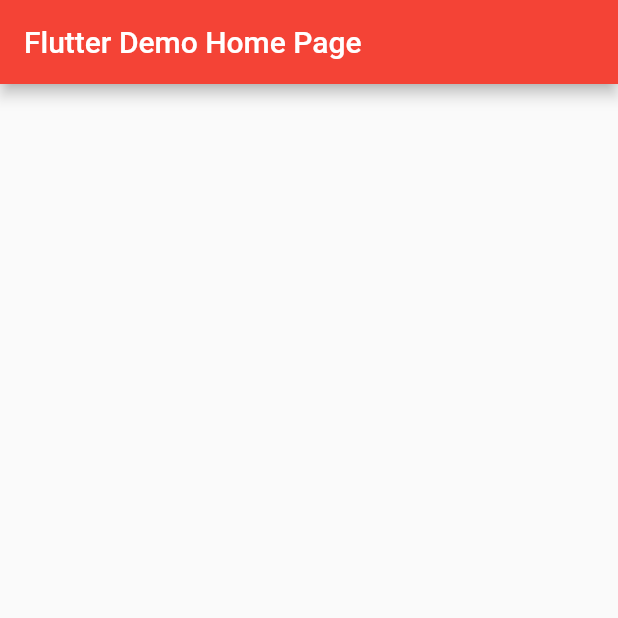
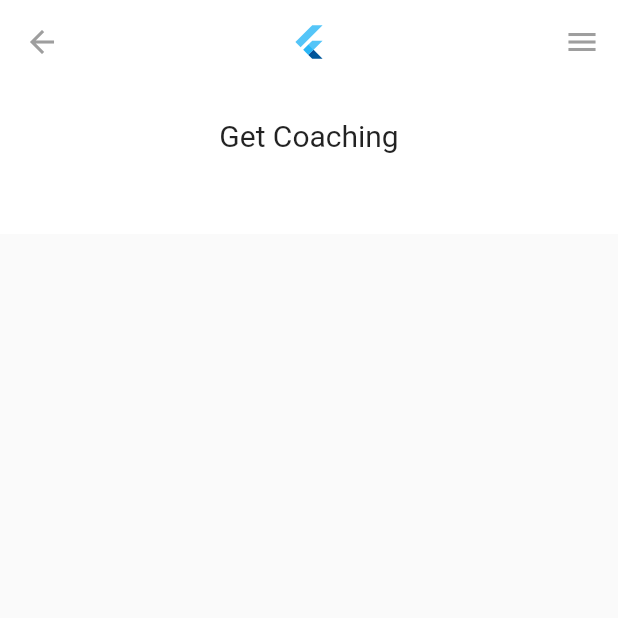
Before and after one commit to hunnain/FlutterPractise, a Flutter app: the screen it shows after launch, on a phone screen of 412 x 824 dp, the top half of it. Run offline on Flutter 3.47's test engine with Material 2 defaults, Android fonts, the phone set to English and light mode, and no system bars; Roboto replaces fonts that are missing (Montserrat).

Commit message:
Main File

```diff
--- a/UI1/app1/lib/main.dart
+++ b/UI1/app1/lib/main.dart
@@ -18,7 +18,7 @@ class MyApp extends StatelessWidget {
         // or simply save your changes to "hot reload" in a Flutter IDE).
         // Notice that the counter didn't reset back to zero; the application
         // is not restarted.
-        primarySwatch: Colors.red,
+        primarySwatch: Colors.blue,
       ),
       home: MyHomePage(title: 'Flutter Demo Home Page'),
     );
@@ -67,12 +67,46 @@ class _MyHomePageState extends State<MyHomePage> {
     // than having to individually change instances of widgets.
     return Scaffold(
       appBar: AppBar(
-        // Here we take the value from the MyHomePage object that was created by
-        // the App.build method, and use it to set our appbar title.
-        title: Text(widget.title),
+        title: new FlutterLogo(
+          colors: Colors.green,
+          size: 25.0,
+        ),
+        elevation: 0.0,
+        centerTitle: true,
+        backgroundColor: Colors.white,
+        leading: IconButton(
+          onPressed: () {},
+          icon: Icon(Icons.arrow_back),
+          color: Colors.grey
+        ),
+        actions: <Widget>[
+          IconButton(
+            onPressed: () {},
+            icon: Icon(Icons.menu),
+            color: Colors.grey,
+          )
+        ],
       ),
-      body: Center(
-
+      body: ListView(
+        shrinkWrap: true,
+        children: <Widget>[
+          Stack(
+            children: <Widget>[
+              Container(
+                alignment: Alignment(0.0, -0.40),
+                height: 100.0,
+                color: Colors.white,
+                child: Text(
+                  'Get Coaching',
+                  style: TextStyle(
+                    fontFamily: 'Montserrat',
+                    fontSize: 20.0,
+                  ),
+                ),
+              )
+            ],
+          )
+        ],
       ),
     );
   }
```
